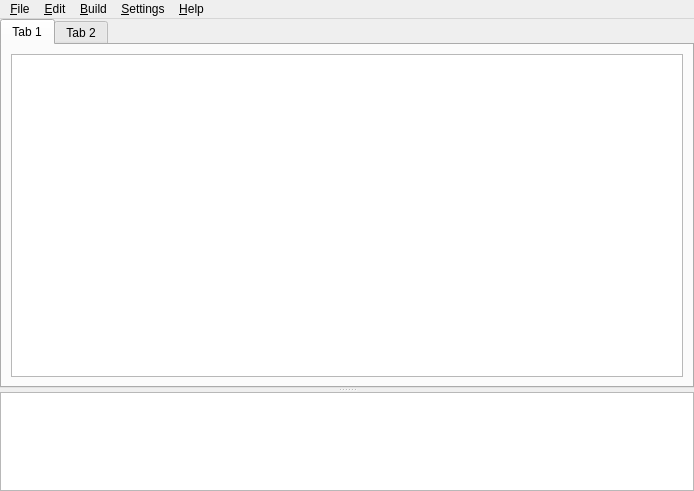
This is src/MainWindow.ui in Mac-Andreas/open.mp-Qawno-macOS as Qt 5 draws it before an edit. The edited form follows.
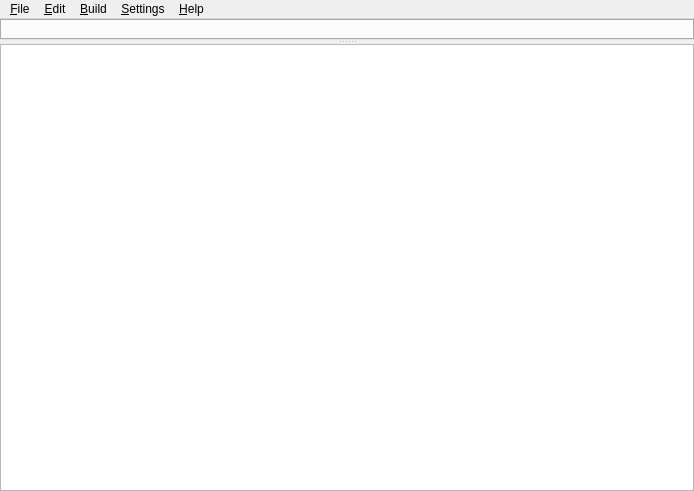
This is the edited form. Icons and pictures are not drawn. Custom widgets are drawn as their Qt base class.

Commit message: Adding basic tabs.  Still some work to go...

```diff
--- a/src/MainWindow.ui
+++ b/src/MainWindow.ui
@@ -58,31 +58,6 @@
          <verstretch>3</verstretch>
         </sizepolicy>
        </property>
-       <widget class="QWidget" name="tab">
-        <attribute name="title">
-         <string>Tab 1</string>
-        </attribute>
-        <layout class="QHBoxLayout" name="horizontalLayout">
-         <item>
-          <widget class="EditorWidget" name="editor">
-           <property name="sizePolicy">
-            <sizepolicy hsizetype="Expanding" vsizetype="Expanding">
-             <horstretch>0</horstretch>
-             <verstretch>0</verstretch>
-            </sizepolicy>
-           </property>
-           <property name="acceptDrops">
-            <bool>false</bool>
-           </property>
-          </widget>
-         </item>
-        </layout>
-       </widget>
-       <widget class="QWidget" name="tab_2">
-        <attribute name="title">
-         <string>Tab 2</string>
-        </attribute>
-       </widget>
       </widget>
       <widget class="OutputWidget" name="output">
        <property name="sizePolicy">
```
The commit also changes 2 other files.
